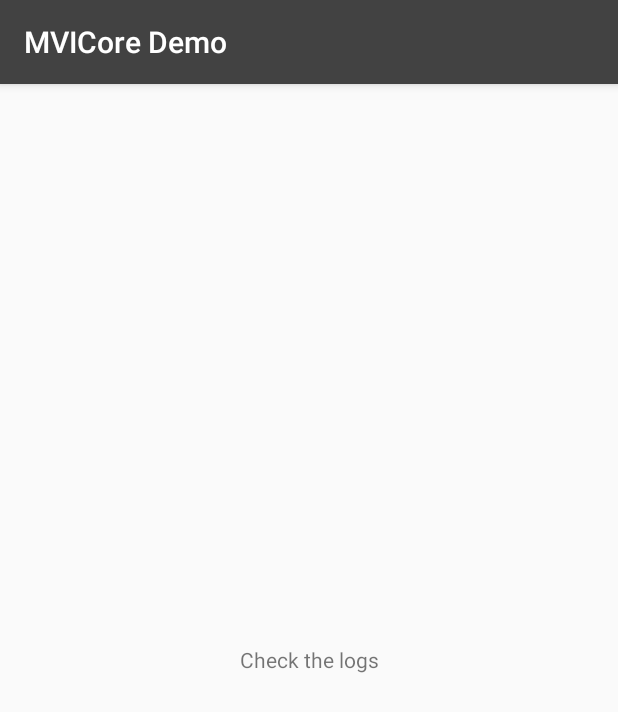
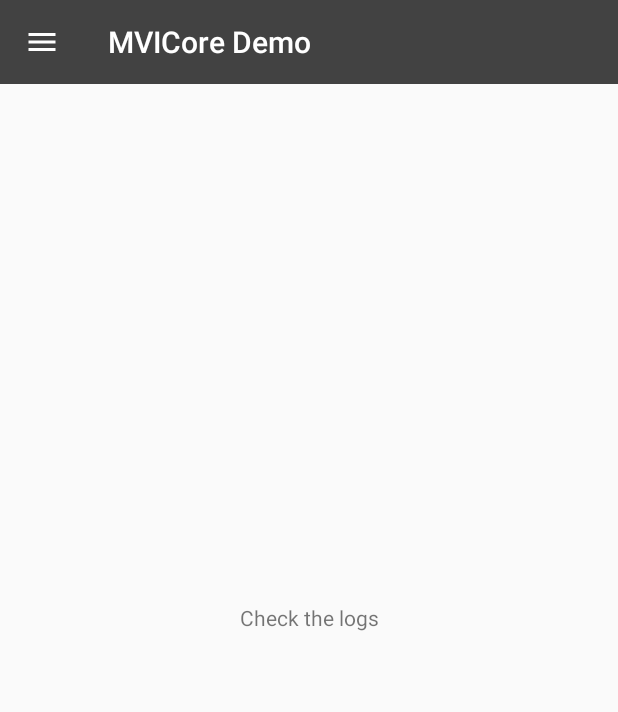
Before and after one commit to badoo/MVICore, an Android app: the LifecycleDemoActivity screen opened directly, with no data from a screen before it, on a phone screen of 412 x 824 dp. Shown: the top 712 px of the screen. Run offline under Robolectric (Android 15) with nearby library versions, the phone set to English and light mode, and no system bars; our stand-ins replace RxJava, Timber; libraries missing offline, so code that uses them is left out: io.palaima.debugdrawer; 1 statement that could not run was skipped.

Commit message:
Add drawer to lifecycle activity

```diff
--- a/mvicore-demo/mvicore-demo-app/src/main/AndroidManifest.xml
+++ b/mvicore-demo/mvicore-demo-app/src/main/AndroidManifest.xml
@@ -37,7 +37,7 @@
 
         <activity
             android:name=".ui.lifecycle.LifecycleDemoActivity"
-            android:theme="@style/AppTheme" />
+            android:theme="@style/AppTheme.NoActionBar" />
     </application>
 
 </manifest>
--- a/mvicore-demo/mvicore-demo-app/src/main/java/com/badoo/mvicoredemo/ui/lifecycle/LifecycleDemoActivity.kt
+++ b/mvicore-demo/mvicore-demo-app/src/main/java/com/badoo/mvicoredemo/ui/lifecycle/LifecycleDemoActivity.kt
@@ -4,7 +4,9 @@
 import android.content.Intent
 import android.os.Bundle
 import android.support.v4.content.ContextCompat
+import android.support.v4.view.GravityCompat
 import android.support.v7.app.AppCompatActivity
+import android.view.MenuItem
 import com.badoo.mvicore.android.lifecycle.CreateDestroyBinderLifecycle
 import com.badoo.mvicore.android.lifecycle.ResumePauseBinderLifecycle
 import com.badoo.mvicore.android.lifecycle.StartStopBinderLifecycle
@@ -13,6 +15,7 @@
 import com.badoo.mvicoredemo.R
 import io.reactivex.functions.Consumer
 import io.reactivex.subjects.PublishSubject
+import kotlinx.android.synthetic.main.activity_main.*
 
 class LifecycleDemoActivity : AppCompatActivity() {
 
@@ -33,7 +36,35 @@
             .bind(events to dummyConsumer named "Lifecycle#ResumePause")
 
         events.onNext("onCreate")
+        setupDrawer()
     }
+
+    private fun setupDrawer() {
+        setSupportActionBar(toolbar)
+        supportActionBar?.setDisplayHomeAsUpEnabled(true)
+        navigationView.apply {
+            setCheckedItem(0)
+            setNavigationItemSelectedListener { item ->
+                item.isChecked = true
+                drawerLayout.closeDrawers()
+
+                when (item.itemId) {
+                    R.id.drawer_main -> finish()
+                }
+
+                true
+            }
+        }
+    }
+
+    override fun onOptionsItemSelected(item: MenuItem): Boolean =
+        when (item.itemId) {
+            android.R.id.home -> {
+                drawerLayout.openDrawer(GravityCompat.START)
+                true
+            }
+            else -> super.onOptionsItemSelected(item)
+        }
 
     override fun onStart() {
         super.onStart()
--- a/mvicore-demo/mvicore-demo-app/src/main/res/layout/activity_lifecycle_demo.xml
+++ b/mvicore-demo/mvicore-demo-app/src/main/res/layout/activity_lifecycle_demo.xml
@@ -1,12 +1,37 @@
 <?xml version="1.0" encoding="utf-8"?>
-<android.support.constraint.ConstraintLayout
-    xmlns:android="http://schemas.android.com/apk/res/android" android:layout_width="match_parent"
+<android.support.v4.widget.DrawerLayout xmlns:android="http://schemas.android.com/apk/res/android"
+    xmlns:app="http://schemas.android.com/apk/res-auto"
+    android:id="@+id/drawerLayout"
+    android:layout_width="match_parent"
     android:layout_height="match_parent">
 
-    <TextView
+    <android.support.constraint.ConstraintLayout
         android:layout_width="match_parent"
+        android:layout_height="match_parent">
+
+        <android.support.v7.widget.Toolbar
+            android:id="@+id/toolbar"
+            android:layout_width="match_parent"
+            android:layout_height="?attr/actionBarSize"
+            android:background="?attr/colorPrimary"
+            app:layout_constraintTop_toTopOf="parent"
+            app:layout_constraintLeft_toLeftOf="parent"
+            app:layout_constraintRight_toRightOf="parent"
+            android:theme="@style/ThemeOverlay.AppCompat.Dark.ActionBar" />
+
+        <TextView
+            android:layout_width="match_parent"
+            android:layout_height="match_parent"
+            android:gravity="center"
+            android:text="Check the logs" />
+
+    </android.support.constraint.ConstraintLayout>
+
+    <android.support.design.widget.NavigationView
+        android:id="@+id/navigationView"
+        android:layout_width="wrap_content"
         android:layout_height="match_parent"
-        android:gravity="center"
-        android:text="Check the logs"/>
-
-</android.support.constraint.ConstraintLayout>
+        android:layout_gravity="left"
+        android:fitsSystemWindows="true"
+        app:menu="@menu/main_drawer_menu" />
+</android.support.v4.widget.DrawerLayout>
```
